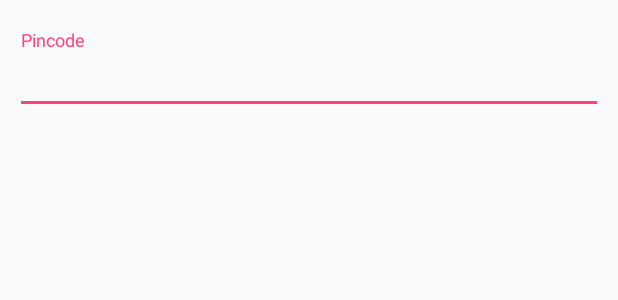
After one commit to hardik-trivedi/GDG_Pune_Kotlin_Workshop, an Android app: the layout activity_settings.xml on its own in the app's theme, with its tools: preview values and no code run, on a phone screen of 412 x 824 dp. The commit adds this screen. Shown: the top 300 px of the screen. Run offline under Robolectric (Android 15) with nearby library versions, the phone set to English and light mode, and no system bars.

Commit message:
Added settings and shared prefs

```diff
--- a/app/build.gradle
+++ b/app/build.gradle
@@ -34,6 +34,7 @@ dependencies {
     compile "org.jetbrains.anko:anko-coroutines:$anko_version"
     compile "com.google.code.gson:gson:2.8.0"
     compile "com.squareup.picasso:picasso:2.5.2"
+    compile 'com.android.support:design:25.0.0'
 }
 repositories {
     mavenCentral()
--- a/app/src/main/AndroidManifest.xml
+++ b/app/src/main/AndroidManifest.xml
@@ -1,6 +1,7 @@
 <?xml version="1.0" encoding="utf-8"?>
 <manifest xmlns:android="http://schemas.android.com/apk/res/android"
     package="com.hardiktrivedi.gdg_pune_kotlin_workshop">
+
     <uses-permission android:name="android.permission.INTERNET" />
     <application
         android:allowBackup="true"
@@ -16,6 +17,7 @@
                 <category android:name="android.intent.category.LAUNCHER" />
             </intent-filter>
         </activity>
+        <activity android:name=".SettingsActivity" />
     </application>
 
 </manifest>
--- a/app/src/main/java/com/hardiktrivedi/gdg_pune_kotlin_workshop/ToolbarManager.kt
+++ b/app/src/main/java/com/hardiktrivedi/gdg_pune_kotlin_workshop/ToolbarManager.kt
@@ -1,6 +1,8 @@
 package com.hardiktrivedi.gdg_pune_kotlin_workshop
 
 import android.support.v7.widget.Toolbar
+import org.jetbrains.anko.startActivity
+import org.jetbrains.anko.toast
 
 /**
  * Created by hardik.trivedi on 22/06/17.
@@ -18,7 +20,8 @@ interface ToolbarManager {
         toolbar.inflateMenu(R.menu.main_menu)
         toolbar.setOnMenuItemClickListener {
             when (it.itemId) {
-
+                R.id.menuSettings -> toolbar.context.startActivity<SettingsActivity>()
+                else -> toolbar.context.toast("Unknown option")
             }
             true
         }
--- /dev/null
+++ b/app/src/main/res/layout/activity_settings.xml
@@ -0,0 +1,24 @@
+<?xml version="1.0" encoding="utf-8"?>
+<LinearLayout xmlns:android="http://schemas.android.com/apk/res/android"
+    xmlns:app="http://schemas.android.com/apk/res-auto"
+    xmlns:tools="http://schemas.android.com/tools"
+    android:layout_width="match_parent"
+    android:layout_height="match_parent"
+    android:padding="@dimen/ten"
+    tools:context=".SettingsActivity">
+
+    <android.support.design.widget.TextInputLayout
+        android:layout_width="match_parent"
+        android:layout_height="wrap_content"
+        android:layout_marginTop="@dimen/ten">
+
+        <EditText
+            android:id="@+id/edtPincode"
+            android:layout_width="match_parent"
+            android:layout_height="wrap_content"
+            android:hint="@string/pincode"
+            android:inputType="numberDecimal"
+            android:maxLines="1" />
+
+    </android.support.design.widget.TextInputLayout>
+</LinearLayout>
--- a/app/src/main/res/values/strings.xml
+++ b/app/src/main/res/values/strings.xml
@@ -1,4 +1,5 @@
 <resources>
     <string name="app_name">GDG_Pune_Kotlin_Workshop</string>
     <string name="settings">Settings</string>
+    <string name="pincode">Pincode</string>
 </resources>
```
Also changed, not shown: app/src/main/java/com/hardiktrivedi/gdg_pune_kotlin_workshop/MainActivity.kt (+4 -3 lines), app/src/main/java/com/hardiktrivedi/gdg_pune_kotlin_workshop/SettingsActivity.kt (added, +27 -0 lines), app/src/main/java/com/hardiktrivedi/gdg_pune_kotlin_workshop/extensions/PreferenceExtension.kt (added, +54 -0 lines).
